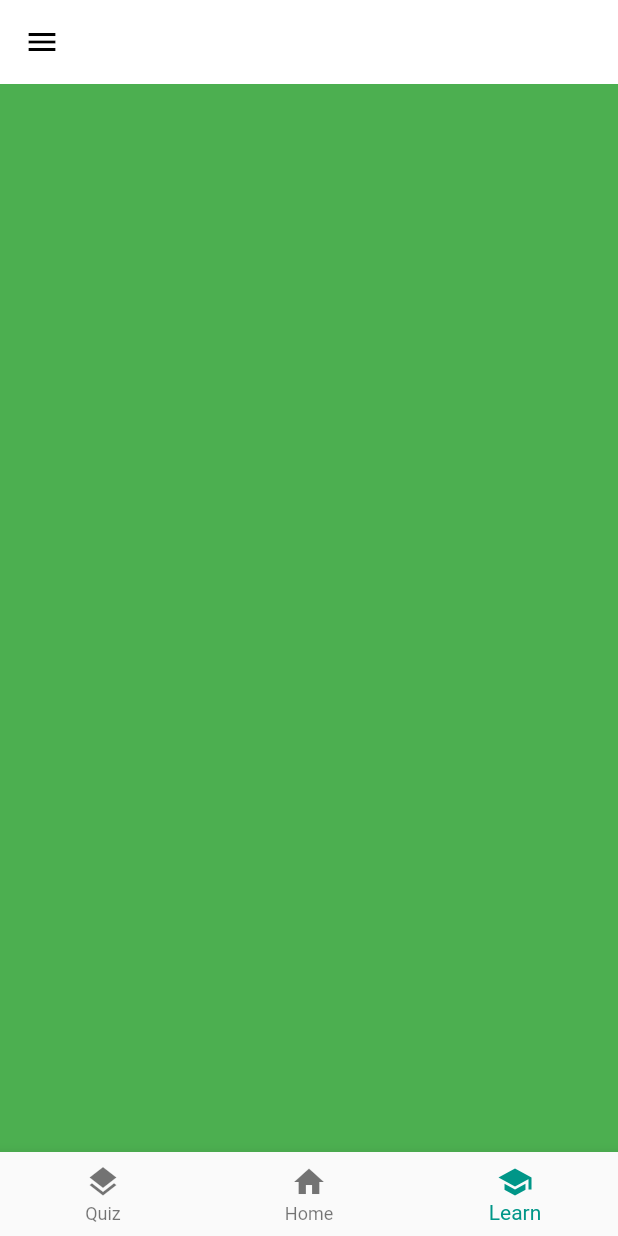
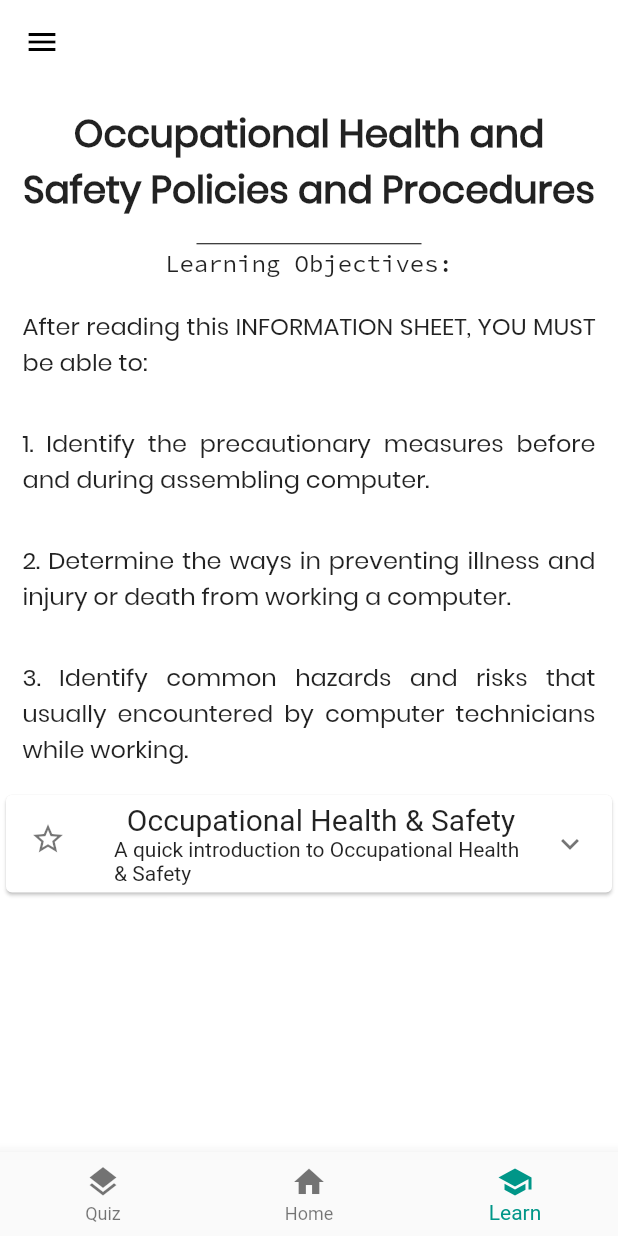
Before and after one commit to CasualEngineerZombie/Intellisense_Guide_App, a Flutter app: the screen it shows after launch, item 3 of the bottom bar chosen, on a phone screen of 412 x 824 dp. Run offline on Flutter 3.47's test engine with Material 2 defaults, Android fonts, the phone set to English and light mode, and no system bars; our stand-ins replace carousel_pro.

Commit message:
Updating the Learn Page

```diff
--- a/lib/Learn.dart
+++ b/lib/Learn.dart
@@ -4,6 +4,7 @@ class Learn extends StatelessWidget {
   @override
   Widget build(BuildContext context) {
     return Scaffold(
+      backgroundColor: Colors.white,
       appBar: AppBar(
         backgroundColor: Colors.white,
         elevation: 0.0,
@@ -60,7 +61,137 @@ class Learn extends StatelessWidget {
       body: PageView(
         children: <Widget>[
           Container(
-          color: Colors.green,
+            child: ListView(
+              children: <Widget>[
+                Column(
+                  children: <Widget>[
+                    Padding(
+                      padding: const EdgeInsets.all(15.0),
+                      child: Text(
+                        'Occupational Health and Safety Policies and Procedures',
+                        textAlign: TextAlign.center,
+                        style: TextStyle(
+                          fontFamily: 'Poppins',
+                          fontSize: 25.0,
+                          fontWeight: FontWeight.bold,
+                        ),
+                      ),
+                    ),
+                    SizedBox(
+                      height: 5.0,
+                      width: 150,
+                      child: Divider(
+                        color: Colors.black,
+                      ),
+                    ),
+                    Text(
+                      'Learning Objectives:',
+                      style: TextStyle(
+                        fontFamily: 'Source Code Pro',
+                        fontSize: 16.0,
+                      ),
+                    ),
+                    SizedBox(
+                      height: 5.0,
+                    ),
+                    Table(
+                      children: [
+                        TableRow(
+                          children: [
+                            Padding(
+                              padding: const EdgeInsets.all(15.0),
+                              child: Text(
+                                'After reading this INFORMATION SHEET, YOU MUST be able to:',
+                                style: TextStyle(
+                                  fontSize: 16.0,
+                                  fontFamily: 'Poppins',
+                                ),
+                                textAlign: TextAlign.justify,
+                              ),
+                            )
+                          ],
+                        ),
+                        TableRow(
+                          children: [
+                            Padding(
+                              padding: const EdgeInsets.all(15.0),
+                              child: Text(
+                                '1. Identify the precautionary measures before and during assembling computer.',
+                                style: TextStyle(
+                                  fontSize: 16.0,
+                                  fontFamily: 'Poppins',
+                                ),
+                                textAlign: TextAlign.justify,
+                              ),
+                            ),
+                          ],
+                        ),
+                        TableRow(
+                          children: [
+                            Padding(
+                              padding: const EdgeInsets.all(15.0),
+                              child: Text(
+                                '2. Determine the ways in preventing illness and injury or death from working a computer.',
+                                style: TextStyle(
+                                  fontSize: 16.0,
+                                  fontFamily: 'Poppins',
+                                ),
+                                textAlign: TextAlign.justify,
+                              ),
+                            ),
+                          ],
+                        ),
+                        TableRow(
+                          children: [
+                            Padding(
+                              padding: const EdgeInsets.all(15.0),
+                              child: Text(
+                                '3. Identify common hazards and risks that usually encountered by computer technicians while working.',
+                                style: TextStyle(
+                                  fontSize: 16.0,
+                                  fontFamily: 'Poppins',
+                                ),
+                                textAlign: TextAlign.justify,
+                              ),
+                            ),
+                          ],
+                        ),
+                      ],
+                    ),
+                    Card(
+                      child: ExpansionTile(
+                        leading: Icon(Icons.star_border),
+                        title: Column(
+                          children: <Widget>[
+                            Text(
+                              'Occupational Health & Safety',
+                              style: TextStyle(fontSize: 20.0),
+                            ),
+                            Text(
+                              'A quick introduction to Occupational Health & Safety',
+                              style: TextStyle(fontSize: 14.0),
+                            ),
+                          ],
+                        ),
+                        children: <Widget>[
+                          Padding(
+                            padding: const EdgeInsets.all(15.0),
+                            child: Text(
+                              'Occupational Health and Safety (OHS) is a planned system of working to prevent illness and injury where you work by recognizing and identifying hazards and risks. Health and Safety procedure is the responsibility of all persons in the computer and technology industries. You must identify the hazards where you are working and decide how dangerous they are.',
+                              style: TextStyle(
+                                fontSize: 16.0,
+                                fontFamily: 'Poppins',
+                              ),
+                              textAlign: TextAlign.justify,
+                            ),
+                          )
+                        ],
+                      ),
+                    )
+                  ],
+                ),
+              ],
+            ),
           ),
           Container(
             color: Colors.blue,
```
Lines whose indentation alone changed are shown as unchanged.
